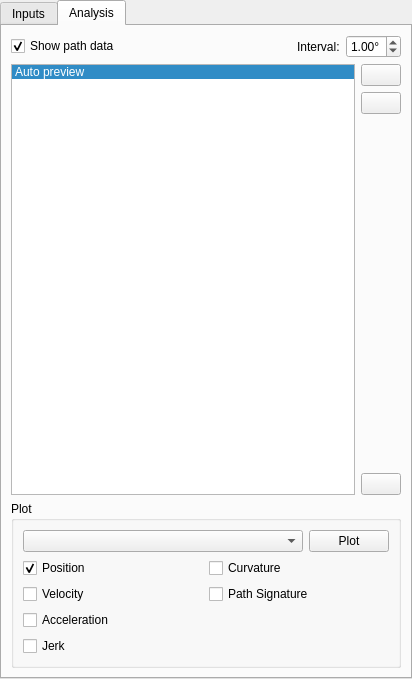
Qt form pyslvs_ui/widgets/inputs.ui (KmolYuan/Pyslvs-UI) before a commit.
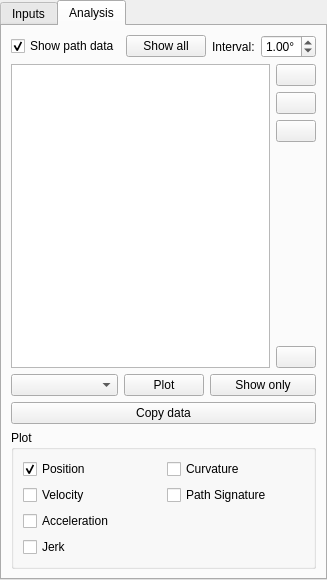
The same form after that commit. The open tabs and pages were chosen to show the change. Icons and pictures are not drawn.

Commit message: Remove context menu of record list. The functions replaced with buttons.

What changed in the file:
```diff
--- a/pyslvs_ui/widgets/inputs.ui
+++ b/pyslvs_ui/widgets/inputs.ui
@@ -6,8 +6,8 @@
    <rect>
     <x>0</x>
     <y>0</y>
-    <width>412</width>
-    <height>679</height>
+    <width>309</width>
+    <height>580</height>
    </rect>
   </property>
   <property name="windowTitle">
@@ -397,6 +397,17 @@
            </property>
           </widget>
          </item>
+         <item>
+          <widget class="QPushButton" name="show_all_button">
+           <property name="text">
+            <string>Show all</string>
+           </property>
+           <property name="icon">
+            <iconset resource="../icons.qrc">
+             <normaloff>:/icons/merge.png</normaloff>:/icons/merge.png</iconset>
+           </property>
+          </widget>
+         </item>
          <item>
           <spacer name="horizontalSpacer">
            <property name="orientation">
@@ -452,13 +463,8 @@
             <string>All recorded path data of this project.</string>
            </property>
            <property name="currentRow">
-            <number>0</number>
+            <number>-1</number>
            </property>
-           <item>
-            <property name="text">
-             <string>Auto preview</string>
-            </property>
-           </item>
           </widget>
          </item>
          <item>
@@ -474,6 +480,17 @@
              </property>
             </widget>
            </item>
+           <item>
+            <widget class="QPushButton" name="copy_path">
+             <property name="statusTip">
+              <string>Duplicate the current paths with a new name.</string>
+             </property>
+             <property name="icon">
+              <iconset resource="../icons.qrc">
+               <normaloff>:/icons/copy.png</normaloff>:/icons/copy.png</iconset>
+             </property>
+            </widget>
+           </item>
            <item>
             <widget class="QPushButton" name="record_start">
              <property name="statusTip">
@@ -517,12 +534,6 @@
         </layout>
        </item>
        <item>
-        <widget class="QGroupBox" name="plot_groupbox">
-         <property name="title">
-          <string>Plot</string>
-         </property>
-         <layout class="QVBoxLayout" name="verticalLayout_4">
-          <item>
            <layout class="QHBoxLayout" name="horizontalLayout_5">
             <item>
              <widget class="QComboBox" name="plot_joint"/>
@@ -544,8 +555,42 @@
               </property>
              </widget>
             </item>
-           </layout>
-          </item>
+         <item>
+          <widget class="QPushButton" name="show_button">
+           <property name="statusTip">
+            <string>Show this joint only.</string>
+           </property>
+           <property name="text">
+            <string>Show only</string>
+           </property>
+           <property name="icon">
+            <iconset resource="../icons.qrc">
+             <normaloff>:/icons/merge.png</normaloff>:/icons/merge.png</iconset>
+           </property>
+          </widget>
+         </item>
+        </layout>
+       </item>
+       <item>
+        <widget class="QPushButton" name="cp_data_button">
+         <property name="statusTip">
+          <string>Copy the data of this joint to clipboard.</string>
+         </property>
+         <property name="text">
+          <string>Copy data</string>
+         </property>
+         <property name="icon">
+          <iconset resource="../icons.qrc">
+           <normaloff>:/icons/copy.png</normaloff>:/icons/copy.png</iconset>
+         </property>
+        </widget>
+       </item>
+       <item>
+        <widget class="QGroupBox" name="plot_groupbox">
+         <property name="title">
+          <string>Plot</string>
+         </property>
+         <layout class="QVBoxLayout" name="verticalLayout_4">
           <item>
            <layout class="QGridLayout" name="gridLayout">
             <item row="3" column="0">
```
Left out of the diff: 6 changed lines with no effect on the pictures. Lines whose indentation alone changed are shown as unchanged. The commit also changes 24 other files.
